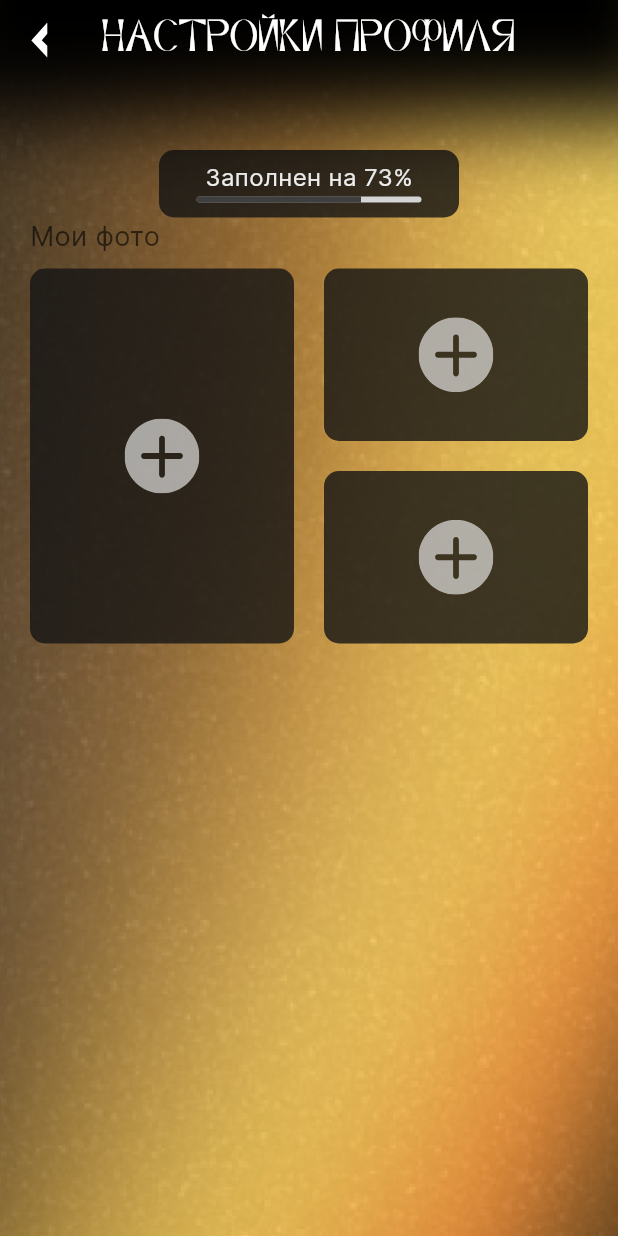
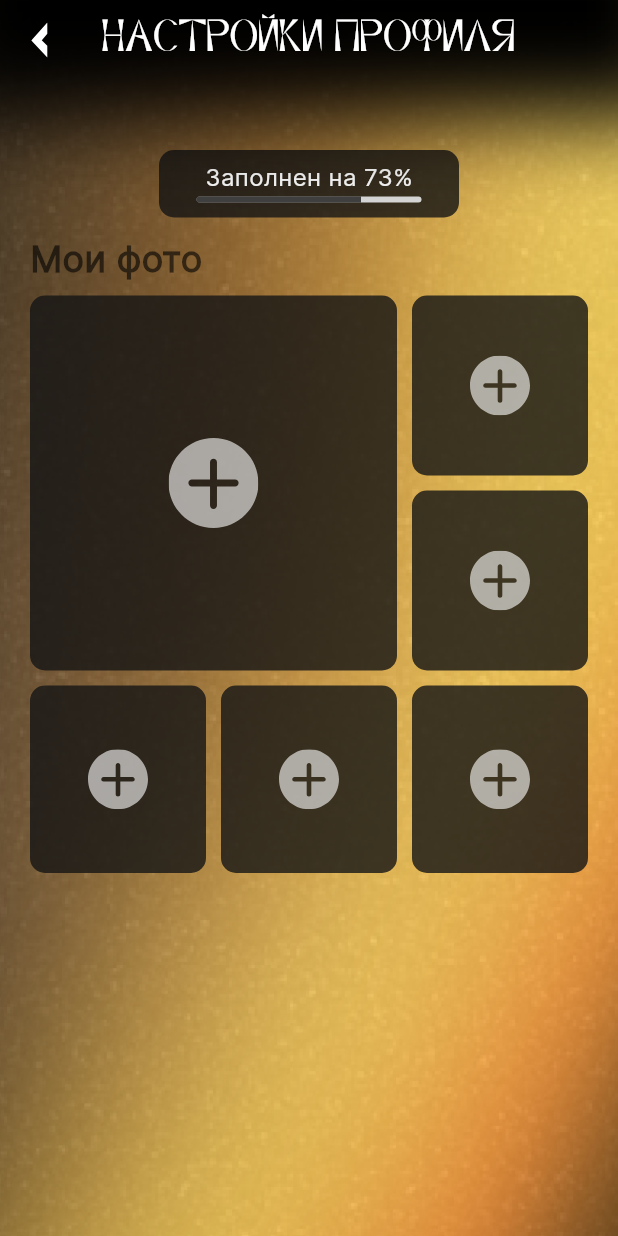
Before and after one commit to romo4ko/shine-frontend, a Flutter app: the ProfileSettings screen opened by its route, on a phone screen of 412 x 824 dp. Run offline on Flutter 3.47's test engine with Material 3 defaults, Android fonts, the phone set to English and light mode, and no system bars; our stand-ins replace flutter_card_swiper, flutter_svg, flutter_xlider, image_picker; missing offline and left inert: masked_text; network calls fail.

Commit message:
created images grid

```diff
--- a/lib/components/ProfileSettings/ImagesGrid.dart
+++ b/lib/components/ProfileSettings/ImagesGrid.dart
@@ -25,41 +25,60 @@ class _ImagesGridState extends State<ImagesGrid> {
       crossAxisAlignment: CrossAxisAlignment.start,
       children: [
         Padding(
-          padding: const EdgeInsets.only(bottom: 8.0),
+          padding: const EdgeInsets.only(top: 10, bottom: 8),
           child: Text(
             'Мои фото',
             textAlign: TextAlign.start,
             style: TextStyle(
                 color: Colors.black.withOpacity(0.6),
-                fontSize: 18,
+                fontSize: 24,
+                fontWeight: FontWeight.bold,
                 fontFamily: 'Inter'
             ),
           ),
         ),
+        Column(
+          children: [
             Row(children: [
+              // First
               Container(
                 height: 250,
-            width: MediaQuery.of(context).size.width/2-30,
-            decoration: const BoxDecoration(
+                width: MediaQuery.of(context).size.width/3*2-30,
+                decoration: BoxDecoration(
                   borderRadius: BorderRadius.all(Radius.circular(10)),
                   color: Color.fromRGBO(20, 20, 20, 0.8),
+                  image: widget.images.length >= 1 ?
+                  DecorationImage(
+                    image: NetworkImage(
+                      widget.images[0],
+                    ),
+                    fit: BoxFit.cover
+                  ) : null
                 ),
                 child: Center(
-              child: SvgPicture.asset('assets/icons/add-image.svg', width: 50),
+                  child: widget.images.length < 1 ? SvgPicture.asset('assets/icons/add-image.svg', width: 60) : Container(),
                 ),
               ),
-          const SizedBox(width: 20),
+              const SizedBox(width: 10),
               Column(children: [
                 GestureDetector(
                   onTap: () {
                     print(1);
                   },
+                  // First right
                   child: Container(
-                height: 115,
-                width: MediaQuery.of(context).size.width/2-30,
-                decoration: const BoxDecoration(
+                    height: 120,
+                    width: MediaQuery.of(context).size.width/3-20,
+                    decoration: BoxDecoration(
                       borderRadius: BorderRadius.all(Radius.circular(10)),
                       color: Color.fromRGBO(20, 20, 20, 0.8),
+                      image: widget.images.length >= 2 ?
+                      DecorationImage(
+                          image: NetworkImage(
+                            widget.images[1],
+                          ),
+                          fit: BoxFit.cover
+                      ) : null
                     ),
                     child: GestureDetector(
                       onTap: () {
@@ -67,30 +86,102 @@ class _ImagesGridState extends State<ImagesGrid> {
                       child: Container(
                         padding: const EdgeInsets.symmetric(horizontal: 20, vertical: 10),
                         child: Center(
-                      child: SvgPicture.asset('assets/icons/add-image.svg', width: 50),
+                          child: widget.images.length < 2 ? SvgPicture.asset('assets/icons/add-image.svg', width: 40) : Container(),
                         ),
                       ),
                     ),
                   ),
                 ),
-            const SizedBox(height: 20),
+                const SizedBox(height: 10),
                 GestureDetector(
                   onTap: () {
                   },
+                  // Second right
                   child: Container(
-                height: 115,
-                width: MediaQuery.of(context).size.width/2-30,
-                decoration: const BoxDecoration(
+                    height: 120,
+                    width: MediaQuery.of(context).size.width/3-20,
+                    decoration: BoxDecoration(
                       borderRadius: BorderRadius.all(Radius.circular(10)),
                       color: Color.fromRGBO(20, 20, 20, 0.8),
+                      image: widget.images.length >= 3 ?
+                      DecorationImage(
+                          image: NetworkImage(
+                            widget.images[2],
+                          ),
+                          fit: BoxFit.cover
+                      ) : null
                     ),
                     child: Center(
-                  child: SvgPicture.asset('assets/icons/add-image.svg', width: 50),
+                      child: widget.images.length < 3 ? SvgPicture.asset('assets/icons/add-image.svg', width: 40) : Container(),
                     ),
                   ),
                 )
-          ],)
-        ],)
+              ])
+            ]),
+            SizedBox(height: 10),
+            Row(
+              children: [
+                // First left bottom
+                Container(
+                  height: 125,
+                  width: MediaQuery.of(context).size.width/3-20,
+                  decoration: BoxDecoration(
+                    borderRadius: BorderRadius.all(Radius.circular(10)),
+                    color: Color.fromRGBO(20, 20, 20, 0.8),
+                    image: widget.images.length >= 4 ?
+                    DecorationImage(
+                        image: NetworkImage(
+                          widget.images[3],
+                        ),
+                        fit: BoxFit.cover
+                    ) : null
+                  ),
+                  child: Center(
+                    child: widget.images.length < 4 ? SvgPicture.asset('assets/icons/add-image.svg', width: 40) : Container(),
+                  ),
+                ),
+                const SizedBox(width: 10),
+                Container(
+                  height: 125,
+                  width: MediaQuery.of(context).size.width/3-20,
+                  decoration: BoxDecoration(
+                    borderRadius: BorderRadius.all(Radius.circular(10)),
+                    color: Color.fromRGBO(20, 20, 20, 0.8),
+                    image: widget.images.length >= 5 ?
+                    DecorationImage(
+                        image: NetworkImage(
+                          widget.images[4],
+                        ),
+                        fit: BoxFit.cover
+                    ) : null
+                  ),
+                  child: Center(
+                    child: widget.images.length < 5 ? SvgPicture.asset('assets/icons/add-image.svg', width: 40) : Container(),
+                  ),
+                ),
+                const SizedBox(width: 10),
+                Container(
+                  height: 125,
+                  width: MediaQuery.of(context).size.width/3-20,
+                  decoration: BoxDecoration(
+                    borderRadius: BorderRadius.all(Radius.circular(10)),
+                    color: Color.fromRGBO(20, 20, 20, 0.8),
+                    image: widget.images.length >= 6 ?
+                    DecorationImage(
+                        image: NetworkImage(
+                          widget.images[5],
+                        ),
+                        fit: BoxFit.cover
+                    ) : null
+                  ),
+                  child: Center(
+                    child: widget.images.length < 6 ? SvgPicture.asset('assets/icons/add-image.svg', width: 40) : Container(),
+                  ),
+                ),
+              ],
+            )
+          ],
+        )
       ],
     );
   }
--- a/lib/views/profileSettings.dart
+++ b/lib/views/profileSettings.dart
@@ -26,7 +26,6 @@ class _ProfileSettingsState extends State<ProfileSettings> {
     'purpose': 'Свидания',
     'image': "https://avatars.dzeninfra.ru/get-zen_doc/29030/pub_5ae9c5fe3dceb76be76eebac_5ae9cad457906a18134a10ad/scale_1200",
     'images': [
-      "https://avatars.dzeninfra.ru/get-zen_doc/29030/pub_5ae9c5fe3dceb76be76eebac_5ae9cad457906a18134a10ad/scale_1200"
     ],
     'is_premium': false,
     'bot_setting': 1,
```
Lines whose indentation alone changed are shown as unchanged.
